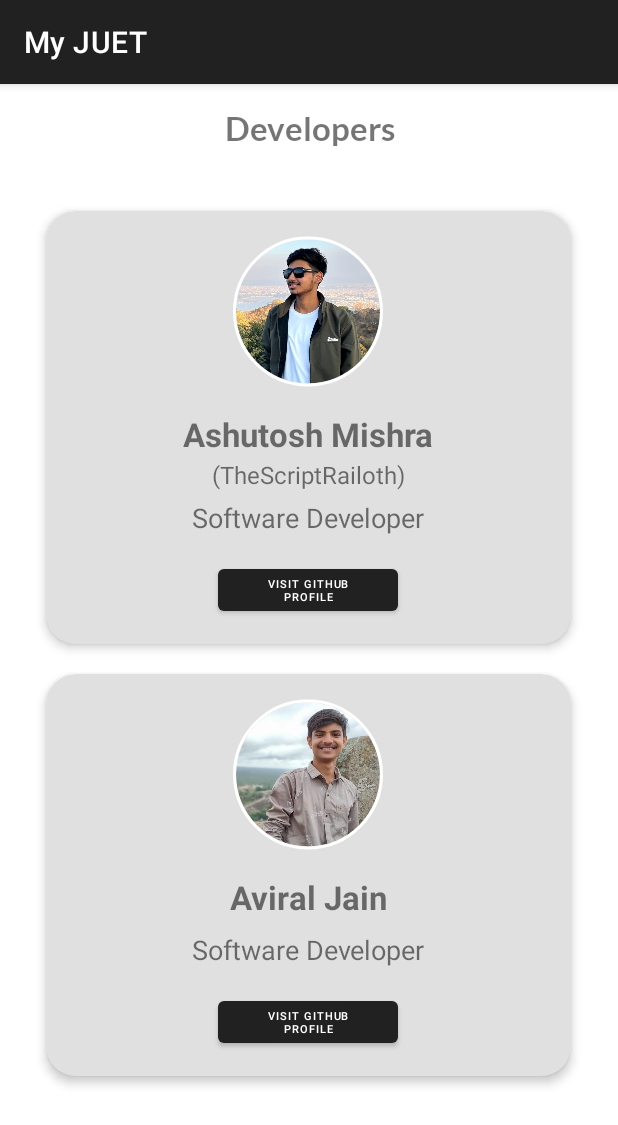
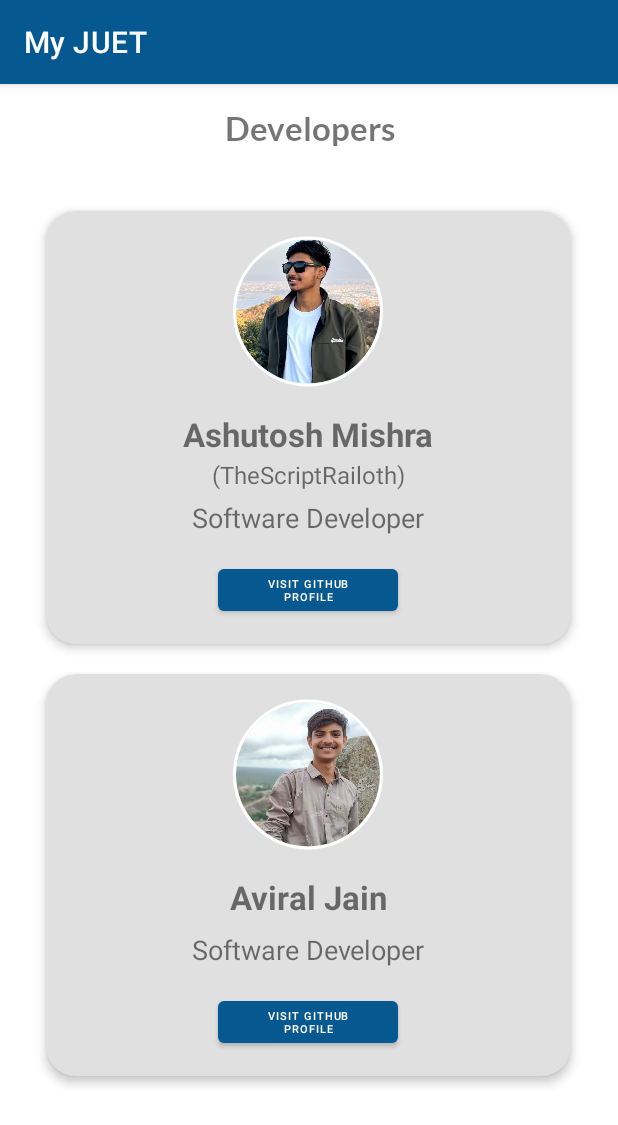
Before and after one commit to TheScriptRailoth/College-App, an Android app: the screen it shows after launch (developer_activity), after a tap on "Developers", on a phone screen of 412 x 824 dp. Shown: the top 1125 px of the screen. Run offline under Robolectric (Android 15) with nearby library versions, the phone set to English and light mode, and no system bars; our stand-ins replace CircleImageView, navigation-ui; 1 other tap on this screen came first.

Commit message:
COLLEGE APP: Changed primary colors of UI
Signed-off-by: TheScriptRailoth <am3718440@gmail.com>

```diff
--- a/app/src/main/java/com/notebook/collegeapp/MainActivity.java
+++ b/app/src/main/java/com/notebook/collegeapp/MainActivity.java
@@ -84,7 +84,7 @@ public class MainActivity extends AppCompatActivity implements NavigationView.On
         {
             Intent intent=new Intent(this, developer_activity.class);
             startActivity(intent);
-            Toast.makeText(this, "Developers", Toast.LENGTH_SHORT).show();
+
         }
         else if (item.getItemId() == R.id.navigation_ebook)
         {
--- a/app/src/main/res/values/themes.xml
+++ b/app/src/main/res/values/themes.xml
@@ -2,7 +2,7 @@
     <!-- Base application theme. -->
     <style name="Base.Theme.CollegeApp" parent="Theme.MaterialComponents.DayNight.DarkActionBar">
         <!-- Customize your light theme here. -->
-        <!-- <item name="colorPrimary">@color/my_light_primary</item> -->
+         <item name="colorPrimary">#065891</item>
     </style>
 
     <style name="Theme.CollegeApp" parent="Base.Theme.CollegeApp" />
```
Also changed, not shown: app/src/main/res/drawable/my_profile.jpg.
